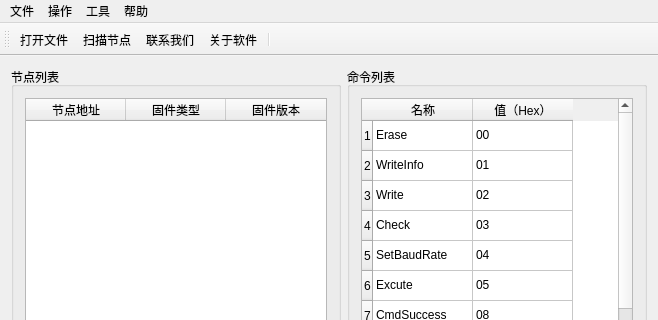
First picture: the form in software/CANBootloader-Qt/source/mainwindow_ch.ui, repository usbxyz/CAN-Bootloader, before the edit; both pictures show x 0 to 658 and y 0 to 320 of the 658 by 486 pixel window.
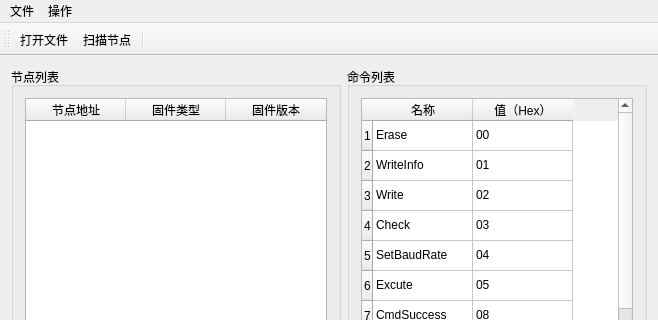
Second picture: the form after the edit. Icons and pictures are not drawn.

```diff
--- a/software/CANBootloader-Qt/source/mainwindow_ch.ui
+++ b/software/CANBootloader-Qt/source/mainwindow_ch.ui
@@ -643,22 +643,8 @@
     </property>
     <addaction name="scanNodeAction"/>
    </widget>
-   <widget class="QMenu" name="menu_3">
-    <property name="title">
-     <string>帮助</string>
-    </property>
-    <addaction name="contactUsAction"/>
-    <addaction name="aboutAction"/>
-   </widget>
-   <widget class="QMenu" name="menu_4">
-    <property name="title">
-     <string>工具</string>
-    </property>
-   </widget>
    <addaction name="menu"/>
    <addaction name="menu_2"/>
-   <addaction name="menu_4"/>
-   <addaction name="menu_3"/>
   </widget>
   <widget class="QToolBar" name="mainToolBar">
    <attribute name="toolBarArea">
@@ -669,8 +655,6 @@
    </attribute>
    <addaction name="openFirmwareFileAction"/>
    <addaction name="scanNodeAction"/>
-   <addaction name="contactUsAction"/>
-   <addaction name="aboutAction"/>
    <addaction name="separator"/>
   </widget>
   <widget class="QStatusBar" name="statusBar"/>
```
